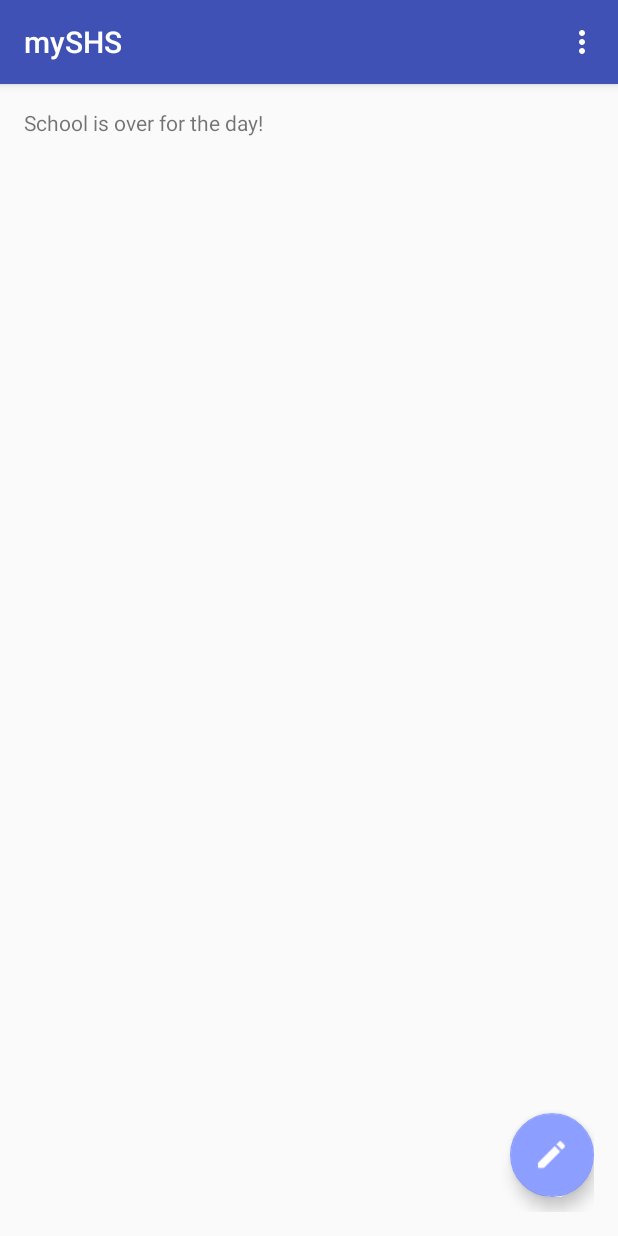
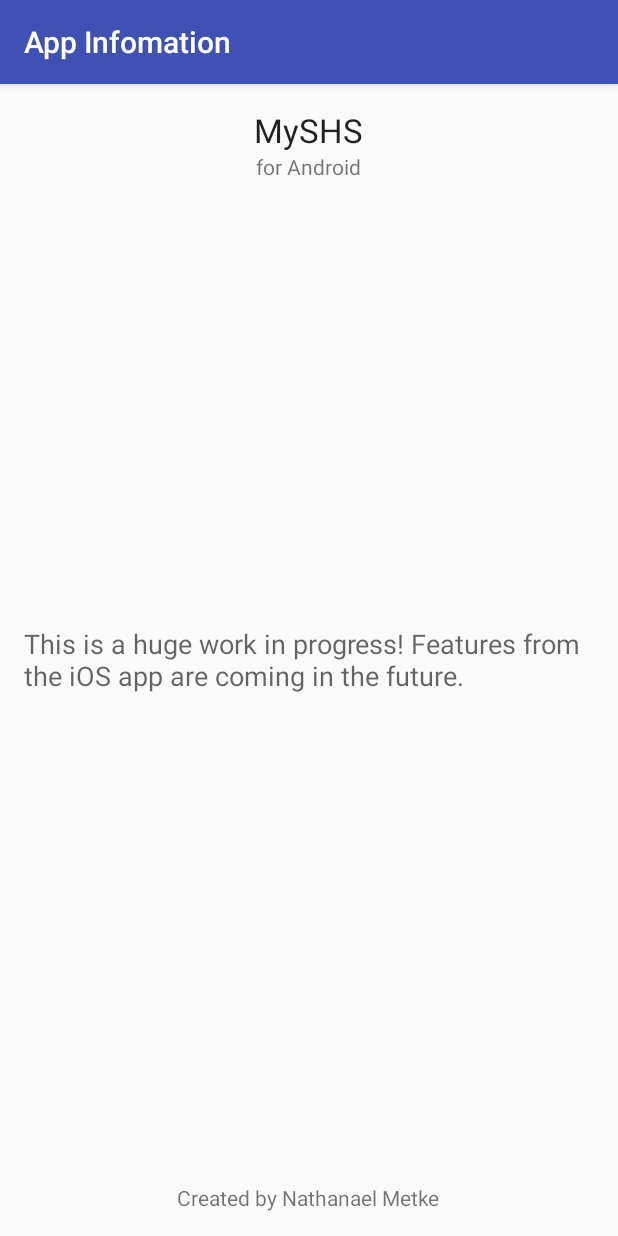
Before and after one commit to nqmetke/my-shs-android, an Android app: the schedule_main screen opened directly, with no data from a screen before it, after a tap on "More", on a phone screen of 412 x 824 dp. Run offline under Robolectric (Android 15) with nearby library versions, the phone set to English and light mode, and no system bars; 4 statements that could not run were skipped.

Commit message:
Fixed a bunch of things

```diff
--- a/app/src/main/AndroidManifest.xml
+++ b/app/src/main/AndroidManifest.xml
@@ -38,7 +38,8 @@
         <activity
             android:name=".test"
             android:label="@string/title_activity_test"
-            android:theme="@style/AppTheme.NoActionBar"></activity>
+            android:theme="@style/AppTheme.NoActionBar" />
+        <activity android:name=".info"></activity>
     </application>
 
 </manifest>
--- a/app/src/main/java/com/nqmetke/myshs/course_hw.java
+++ b/app/src/main/java/com/nqmetke/myshs/course_hw.java
@@ -32,7 +32,7 @@ public class course_hw extends AppCompatActivity {
 
 
         FloatingActionButton fab = (FloatingActionButton) findViewById(R.id.editClassesButton);
-/*        fab.setOnClickListener(new View.OnClickListener() {
+        fab.setOnClickListener(new View.OnClickListener() {
             @Override
             public void onClick(View view) {
                 Intent intent = new Intent(view.getContext(), new_hw.class);
@@ -40,8 +40,8 @@ public class course_hw extends AppCompatActivity {
                 intent.putExtra("course_name", course_name);
                 intent.putExtra("course_number", course_number);
                 startActivity(intent);
-            }*//*
-        });*/
+            }
+        });
     }
 
 }
--- /dev/null
+++ b/app/src/main/java/com/nqmetke/myshs/info.java
@@ -0,0 +1,14 @@
+package com.nqmetke.myshs;
+
+import android.support.v7.app.AppCompatActivity;
+import android.os.Bundle;
+
+public class info extends AppCompatActivity {
+
+    @Override
+    protected void onCreate(Bundle savedInstanceState) {
+        super.onCreate(savedInstanceState);
+        setContentView(R.layout.activity_info);
+        setTitle("App Infomation");
+    }
+}
--- a/app/src/main/java/com/nqmetke/myshs/schedule_main.java
+++ b/app/src/main/java/com/nqmetke/myshs/schedule_main.java
@@ -19,6 +19,7 @@ import android.os.Bundle;
 import android.support.v7.app.NotificationCompat;
 import android.util.Log;
 import android.view.Menu;
+import android.view.MenuItem;
 import android.view.View;
 import android.widget.AdapterView;
 import android.widget.ArrayAdapter;
@@ -95,7 +96,7 @@ public class schedule_main extends AppCompatActivity {
         super.onCreate(savedInstanceState);
         setContentView(R.layout.activity_schedule_main);
         System.out.println("Connecting...");
-        setTitle("mySHS");
+
 
         new JSONTask().execute("http://shstv.herokuapp.com/api/schedule/today");
         final ListView schedule = (ListView) findViewById(R.id.listView);
@@ -121,7 +122,7 @@ public class schedule_main extends AppCompatActivity {
                                 if (fillMaps != prevFill) {
                                     final SimpleAdapter adapter = new SimpleAdapter(schedule_main.this, fillMaps, R.layout.schedule_layout, col_value, col_id);
                                     schedule.setAdapter(adapter);
-                                    hideView(progressBar);
+                                    /*hideView(progressBar);*/
 
                                 }
                                 prevFill = fillMaps;
@@ -178,9 +179,11 @@ public class schedule_main extends AppCompatActivity {
                                         int timeLeft = endPeriod - real_second;
                                         int minLeft = timeLeft / 60;
                                         if (minLeft > 0) {
+                                            setTitle(Integer.toString(minLeft) + ":" + (60 - second) + " | " + percFinal + "% left");
 
-                                            time.setText(Integer.toString(minLeft) + ":" + (60 - second) + "|" + percFinal + "%");
+                                            time.setText(Integer.toString(minLeft) + ":" + (60 - second) + " | " + percFinal + "%");
                                         } else {
+                                            setTitle("School is over for the day!");
                                             String text = "School is over for the day!";
                                             time.setText(text);
                                         }
@@ -222,6 +225,9 @@ public class schedule_main extends AppCompatActivity {
 
 
 
+    }
+    public void moreInfo(){
+        startActivity(new Intent(schedule_main.this, EditClass.class));
     }
 
 
@@ -448,4 +454,14 @@ public class schedule_main extends AppCompatActivity {
         getMenuInflater().inflate(R.menu.menu_main, menu);
         return true;
     }
+    @Override
+    public boolean onOptionsItemSelected(MenuItem item) {
+        // Handle item selection
+        switch (item.getItemId()) {
+            case R.id.miCompose:
+                startActivity(new Intent(schedule_main.this, info.class));
+            default:
+                return super.onOptionsItemSelected(item);
+        }
+    }
 }
--- /dev/null
+++ b/app/src/main/res/layout/activity_info.xml
@@ -0,0 +1,48 @@
+<?xml version="1.0" encoding="utf-8"?>
+<RelativeLayout xmlns:android="http://schemas.android.com/apk/res/android"
+    xmlns:tools="http://schemas.android.com/tools"
+    android:layout_width="match_parent"
+    android:layout_height="match_parent"
+    android:paddingBottom="@dimen/activity_vertical_margin"
+    android:paddingLeft="@dimen/activity_horizontal_margin"
+    android:paddingRight="@dimen/activity_horizontal_margin"
+    android:paddingTop="@dimen/activity_vertical_margin"
+    tools:context="com.nqmetke.myshs.info">
+
+    <TextView
+        android:layout_width="wrap_content"
+        android:layout_height="wrap_content"
+        android:textAppearance="?android:attr/textAppearanceLarge"
+        android:text="MySHS"
+        android:id="@+id/textView4"
+        android:layout_alignParentTop="true"
+        android:layout_centerHorizontal="true" />
+
+    <TextView
+        android:layout_width="wrap_content"
+        android:layout_height="wrap_content"
+        android:textAppearance="?android:attr/textAppearanceSmall"
+        android:text="for Android"
+        android:id="@+id/textView5"
+        android:layout_below="@+id/textView4"
+        android:layout_centerHorizontal="true" />
+
+    <TextView
+        android:layout_width="wrap_content"
+        android:layout_height="wrap_content"
+        android:textAppearance="?android:attr/textAppearanceSmall"
+        android:text="Created by Nathanael Metke"
+        android:id="@+id/textView6"
+        android:layout_alignParentBottom="true"
+        android:layout_centerHorizontal="true" />
+
+    <TextView
+        android:layout_width="wrap_content"
+        android:layout_height="wrap_content"
+        android:textAppearance="?android:attr/textAppearanceMedium"
+        android:text="This is a huge work in progress! Features from the iOS app are coming in the future."
+        android:id="@+id/textView7"
+        android:layout_centerVertical="true"
+        android:layout_centerHorizontal="true" />
+
+</RelativeLayout>
--- a/app/src/main/res/layout/activity_new_hw.xml
+++ b/app/src/main/res/layout/activity_new_hw.xml
@@ -36,7 +36,7 @@
         android:layout_height="wrap_content"
         android:text="Submit"
         android:id="@+id/submit"
-        android:onClick="saveHw"
+        android:onClick="saveHomework"
         android:layout_alignParentBottom="true"
         android:layout_alignParentEnd="true" />
 
--- a/app/src/main/res/layout/activity_schedule_main.xml
+++ b/app/src/main/res/layout/activity_schedule_main.xml
@@ -50,13 +50,7 @@
         />
 
 
-
-
-
-
-
-
-      <android.support.design.widget.FloatingActionButton
+    <android.support.design.widget.FloatingActionButton
           android:id="@+id/editClassesButton"
           android:layout_width="wrap_content"
           android:layout_height="match_parent"
@@ -72,14 +66,14 @@
 
     </android.support.design.widget.CoordinatorLayout>
 
-  <ProgressBar
+<!--  <ProgressBar
       style="?android:attr/progressBarStyleLarge"
       android:layout_width="wrap_content"
       android:layout_height="match_parent"
       android:id="@+id/loadingSchedule"
       android:indeterminate="false"
-      android:layout_alignParentBottom="true"
-      android:layout_centerHorizontal="true" />
+      android:layout_alignParentTop="true"
+      android:layout_centerHorizontal="true" />-->
 
   <TextView
       android:layout_width="wrap_content"
--- a/app/src/main/res/menu/menu_main.xml
+++ b/app/src/main/res/menu/menu_main.xml
@@ -2,7 +2,6 @@
     xmlns:app="http://schemas.android.com/apk/res-auto">
     <item
         android:id="@+id/miCompose"
-
         android:icon="@drawable/ic_more_vert"
         app:showAsAction="ifRoom"
         android:title="More">
```
Also changed, not shown: app/src/main/java/com/nqmetke/myshs/new_hw.java (+46 -8 lines), app/src/main/res/Homework.java (added).
